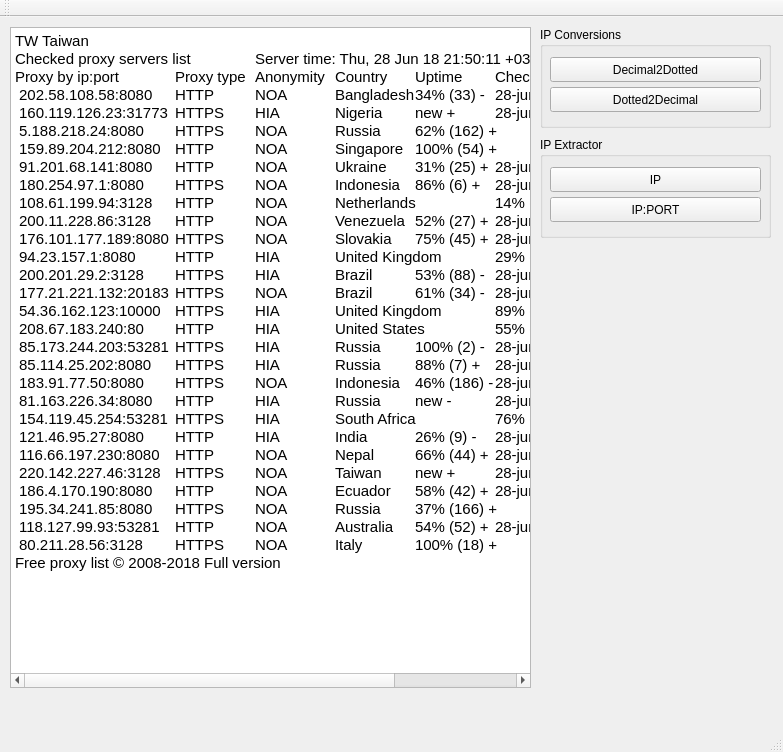
First picture: the form in mainwindow.ui, repository caffedrine/IPAddressTool, before the edit.
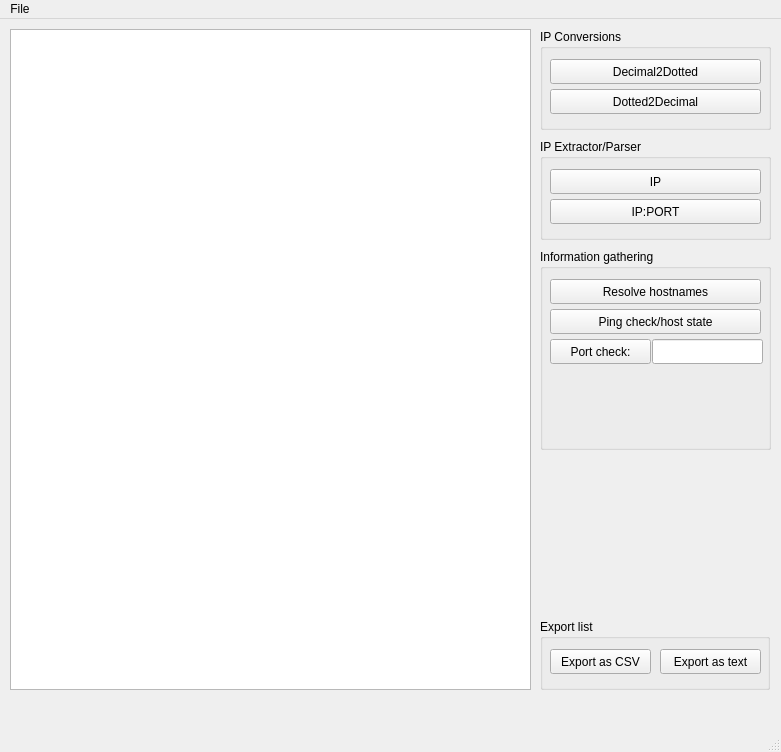
Second picture: the form after the edit.

Commit message: updated to resolve hostnames

Diff of the .ui file:
```diff
--- a/mainwindow.ui
+++ b/mainwindow.ui
@@ -2,11 +2,14 @@
 <ui version="4.0">
  <class>MainWindow</class>
  <widget class="QMainWindow" name="MainWindow">
+  <property name="enabled">
+   <bool>true</bool>
+  </property>
   <property name="geometry">
    <rect>
     <x>0</x>
     <y>0</y>
-    <width>783</width>
+    <width>781</width>
     <height>752</height>
    </rect>
   </property>
@@ -34,36 +37,7 @@
 &lt;html&gt;&lt;head&gt;&lt;meta name=&quot;qrichtext&quot; content=&quot;1&quot; /&gt;&lt;style type=&quot;text/css&quot;&gt;
 p, li { white-space: pre-wrap; }
 &lt;/style&gt;&lt;/head&gt;&lt;body style=&quot; font-family:'Ubuntu'; font-size:11pt; font-weight:400; font-style:normal;&quot;&gt;
-&lt;p style=&quot; margin-top:0px; margin-bottom:0px; margin-left:0px; margin-right:0px; -qt-block-indent:0; text-indent:0px;&quot;&gt;TW Taiwan&lt;/p&gt;
-&lt;p style=&quot; margin-top:0px; margin-bottom:0px; margin-left:0px; margin-right:0px; -qt-block-indent:0; text-indent:0px;&quot;&gt;Checked proxy servers list	Server time: Thu, 28 Jun 18 21:50:11 +0300&lt;/p&gt;
-&lt;p style=&quot; margin-top:0px; margin-bottom:0px; margin-left:0px; margin-right:0px; -qt-block-indent:0; text-indent:0px;&quot;&gt;Proxy by ip:port	Proxy type	Anonymity	Country	Uptime	Check date&lt;/p&gt;
-&lt;p style=&quot; margin-top:0px; margin-bottom:0px; margin-left:0px; margin-right:0px; -qt-block-indent:0; text-indent:0px;&quot;&gt; 202.58.108.58:8080	HTTP	NOA	Bangladesh	34% (33) -	28-jun-2018 21:46&lt;/p&gt;
-&lt;p style=&quot; margin-top:0px; margin-bottom:0px; margin-left:0px; margin-right:0px; -qt-block-indent:0; text-indent:0px;&quot;&gt; 160.119.126.23:31773	HTTPS	HIA	Nigeria	new +	28-jun-2018 21:46&lt;/p&gt;
-&lt;p style=&quot; margin-top:0px; margin-bottom:0px; margin-left:0px; margin-right:0px; -qt-block-indent:0; text-indent:0px;&quot;&gt; 5.188.218.24:8080	HTTPS	NOA	Russia	62% (162) +	28-jun-2018 21:45&lt;/p&gt;
-&lt;p style=&quot; margin-top:0px; margin-bottom:0px; margin-left:0px; margin-right:0px; -qt-block-indent:0; text-indent:0px;&quot;&gt; 159.89.204.212:8080	HTTP	NOA	Singapore	100% (54) +	28-jun-2018 21:44&lt;/p&gt;
-&lt;p style=&quot; margin-top:0px; margin-bottom:0px; margin-left:0px; margin-right:0px; -qt-block-indent:0; text-indent:0px;&quot;&gt; 91.201.68.141:8080	HTTP	NOA	Ukraine	31% (25) +	28-jun-2018 21:43&lt;/p&gt;
-&lt;p style=&quot; margin-top:0px; margin-bottom:0px; margin-left:0px; margin-right:0px; -qt-block-indent:0; text-indent:0px;&quot;&gt; 180.254.97.1:8080	HTTPS	NOA	Indonesia	86% (6) +	28-jun-2018 21:43&lt;/p&gt;
-&lt;p style=&quot; margin-top:0px; margin-bottom:0px; margin-left:0px; margin-right:0px; -qt-block-indent:0; text-indent:0px;&quot;&gt; 108.61.199.94:3128	HTTP	NOA	Netherlands	14% (4) -	28-jun-2018 21:41&lt;/p&gt;
-&lt;p style=&quot; margin-top:0px; margin-bottom:0px; margin-left:0px; margin-right:0px; -qt-block-indent:0; text-indent:0px;&quot;&gt; 200.11.228.86:3128	HTTP	NOA	Venezuela	52% (27) +	28-jun-2018 21:41&lt;/p&gt;
-&lt;p style=&quot; margin-top:0px; margin-bottom:0px; margin-left:0px; margin-right:0px; -qt-block-indent:0; text-indent:0px;&quot;&gt; 176.101.177.189:8080	HTTPS	NOA	Slovakia	75% (45) +	28-jun-2018 21:41&lt;/p&gt;
-&lt;p style=&quot; margin-top:0px; margin-bottom:0px; margin-left:0px; margin-right:0px; -qt-block-indent:0; text-indent:0px;&quot;&gt; 94.23.157.1:8080	HTTP	HIA	United Kingdom	29% (143) -	28-jun-2018 21:40&lt;/p&gt;
-&lt;p style=&quot; margin-top:0px; margin-bottom:0px; margin-left:0px; margin-right:0px; -qt-block-indent:0; text-indent:0px;&quot;&gt; 200.201.29.2:3128	HTTPS	HIA	Brazil	53% (88) -	28-jun-2018 21:39&lt;/p&gt;
-&lt;p style=&quot; margin-top:0px; margin-bottom:0px; margin-left:0px; margin-right:0px; -qt-block-indent:0; text-indent:0px;&quot;&gt; 177.21.221.132:20183	HTTPS	NOA	Brazil	61% (34) -	28-jun-2018 21:37&lt;/p&gt;
-&lt;p style=&quot; margin-top:0px; margin-bottom:0px; margin-left:0px; margin-right:0px; -qt-block-indent:0; text-indent:0px;&quot;&gt; 54.36.162.123:10000	HTTPS	HIA	United Kingdom	89% (24) +	28-jun-2018 21:37&lt;/p&gt;
-&lt;p style=&quot; margin-top:0px; margin-bottom:0px; margin-left:0px; margin-right:0px; -qt-block-indent:0; text-indent:0px;&quot;&gt; 208.67.183.240:80	HTTP	HIA	United States	55% (22) -	28-jun-2018 21:37&lt;/p&gt;
-&lt;p style=&quot; margin-top:0px; margin-bottom:0px; margin-left:0px; margin-right:0px; -qt-block-indent:0; text-indent:0px;&quot;&gt; 85.173.244.203:53281	HTTPS	HIA	Russia	100% (2) -	28-jun-2018 21:35&lt;/p&gt;
-&lt;p style=&quot; margin-top:0px; margin-bottom:0px; margin-left:0px; margin-right:0px; -qt-block-indent:0; text-indent:0px;&quot;&gt; 85.114.25.202:8080	HTTPS	HIA	Russia	88% (7) +	28-jun-2018 21:35&lt;/p&gt;
-&lt;p style=&quot; margin-top:0px; margin-bottom:0px; margin-left:0px; margin-right:0px; -qt-block-indent:0; text-indent:0px;&quot;&gt; 183.91.77.50:8080	HTTPS	NOA	Indonesia	46% (186) -	28-jun-2018 21:34&lt;/p&gt;
-&lt;p style=&quot; margin-top:0px; margin-bottom:0px; margin-left:0px; margin-right:0px; -qt-block-indent:0; text-indent:0px;&quot;&gt; 81.163.226.34:8080	HTTP	HIA	Russia	new -	28-jun-2018 21:34&lt;/p&gt;
-&lt;p style=&quot; margin-top:0px; margin-bottom:0px; margin-left:0px; margin-right:0px; -qt-block-indent:0; text-indent:0px;&quot;&gt; 154.119.45.254:53281	HTTPS	HIA	South Africa	76% (57) -	28-jun-2018 21:33&lt;/p&gt;
-&lt;p style=&quot; margin-top:0px; margin-bottom:0px; margin-left:0px; margin-right:0px; -qt-block-indent:0; text-indent:0px;&quot;&gt; 121.46.95.27:8080	HTTP	HIA	India	26% (9) -	28-jun-2018 21:33&lt;/p&gt;
-&lt;p style=&quot; margin-top:0px; margin-bottom:0px; margin-left:0px; margin-right:0px; -qt-block-indent:0; text-indent:0px;&quot;&gt; 116.66.197.230:8080	HTTP	NOA	Nepal	66% (44) +	28-jun-2018 21:32&lt;/p&gt;
-&lt;p style=&quot; margin-top:0px; margin-bottom:0px; margin-left:0px; margin-right:0px; -qt-block-indent:0; text-indent:0px;&quot;&gt; 220.142.227.46:3128	HTTPS	NOA	Taiwan	new +	28-jun-2018 21:32&lt;/p&gt;
-&lt;p style=&quot; margin-top:0px; margin-bottom:0px; margin-left:0px; margin-right:0px; -qt-block-indent:0; text-indent:0px;&quot;&gt; 186.4.170.190:8080	HTTP	NOA	Ecuador	58% (42) +	28-jun-2018 21:31&lt;/p&gt;
-&lt;p style=&quot; margin-top:0px; margin-bottom:0px; margin-left:0px; margin-right:0px; -qt-block-indent:0; text-indent:0px;&quot;&gt; 195.34.241.85:8080	HTTPS	NOA	Russia	37% (166) +	28-jun-2018 21:31&lt;/p&gt;
-&lt;p style=&quot; margin-top:0px; margin-bottom:0px; margin-left:0px; margin-right:0px; -qt-block-indent:0; text-indent:0px;&quot;&gt; 118.127.99.93:53281	HTTP	NOA	Australia	54% (52) +	28-jun-2018 21:31&lt;/p&gt;
-&lt;p style=&quot; margin-top:0px; margin-bottom:0px; margin-left:0px; margin-right:0px; -qt-block-indent:0; text-indent:0px;&quot;&gt; 80.211.28.56:3128	HTTPS	NOA	Italy	100% (18) +	28-jun-2018 21:31&lt;/p&gt;
-&lt;p style=&quot; margin-top:0px; margin-bottom:0px; margin-left:0px; margin-right:0px; -qt-block-indent:0; text-indent:0px;&quot;&gt;Free proxy list © 2008-2018 Full version	&lt;/p&gt;&lt;/body&gt;&lt;/html&gt;</string>
+&lt;p style=&quot;-qt-paragraph-type:empty; margin-top:0px; margin-bottom:0px; margin-left:0px; margin-right:0px; -qt-block-indent:0; text-indent:0px;&quot;&gt;&lt;br /&gt;&lt;/p&gt;&lt;/body&gt;&lt;/html&gt;</string>
     </property>
    </widget>
    <widget class="QGroupBox" name="groupBox_IP_Conversions">
@@ -115,7 +89,7 @@
      </rect>
     </property>
     <property name="title">
-     <string>IP Extractor</string>
+     <string>IP Extractor/Parser</string>
     </property>
     <widget class="QPushButton" name="pushButton_IP_Extractor">
      <property name="geometry">
@@ -144,24 +118,124 @@
      </property>
     </widget>
    </widget>
+   <widget class="QGroupBox" name="groupBox_informationGathering">
+    <property name="geometry">
+     <rect>
+      <x>540</x>
+      <y>230</y>
+      <width>231</width>
+      <height>201</height>
+     </rect>
+    </property>
+    <property name="title">
+     <string>Information gathering</string>
+    </property>
+    <widget class="QPushButton" name="pushButton_ResolveHostnames">
+     <property name="geometry">
+      <rect>
+       <x>10</x>
+       <y>30</y>
+       <width>211</width>
+       <height>25</height>
+      </rect>
+     </property>
+     <property name="text">
+      <string>Resolve hostnames</string>
+     </property>
+    </widget>
+    <widget class="QPushButton" name="pushButton_PingCheck">
+     <property name="geometry">
+      <rect>
+       <x>10</x>
+       <y>60</y>
+       <width>211</width>
+       <height>25</height>
+      </rect>
+     </property>
+     <property name="text">
+      <string>Ping check/host state</string>
+     </property>
+    </widget>
+    <widget class="QPushButton" name="pushButton_CheckPortState">
+     <property name="geometry">
+      <rect>
+       <x>10</x>
+       <y>90</y>
+       <width>101</width>
+       <height>25</height>
+      </rect>
+     </property>
+     <property name="text">
+      <string>Port check:</string>
+     </property>
+    </widget>
+    <widget class="QLineEdit" name="lineEdit_PortToBeChecked">
+     <property name="geometry">
+      <rect>
+       <x>112</x>
+       <y>90</y>
+       <width>111</width>
+       <height>25</height>
+      </rect>
+     </property>
+    </widget>
+   </widget>
+   <widget class="QGroupBox" name="groupBox">
+    <property name="geometry">
+     <rect>
+      <x>540</x>
+      <y>600</y>
+      <width>230</width>
+      <height>71</height>
+     </rect>
+    </property>
+    <property name="title">
+     <string>Export list</string>
+    </property>
+    <widget class="QPushButton" name="pushButton_ExportCSV">
+     <property name="geometry">
+      <rect>
+       <x>10</x>
+       <y>30</y>
+       <width>101</width>
+       <height>25</height>
+      </rect>
+     </property>
+     <property name="text">
+      <string>Export as CSV</string>
+     </property>
+    </widget>
+    <widget class="QPushButton" name="pushButton_ExportText">
+     <property name="geometry">
+      <rect>
+       <x>120</x>
+       <y>30</y>
+       <width>101</width>
+       <height>25</height>
+      </rect>
+     </property>
+     <property name="text">
+      <string>Export as text</string>
+     </property>
+    </widget>
+   </widget>
   </widget>
   <widget class="QMenuBar" name="menuBar">
    <property name="geometry">
     <rect>
      <x>0</x>
      <y>0</y>
-     <width>783</width>
+     <width>781</width>
      <height>22</height>
     </rect>
    </property>
-  </widget>
-  <widget class="QToolBar" name="mainToolBar">
-   <attribute name="toolBarArea">
-    <enum>TopToolBarArea</enum>
-   </attribute>
-   <attribute name="toolBarBreak">
-    <bool>false</bool>
-   </attribute>
+   <widget class="QMenu" name="menuFile">
+    <property name="title">
+     <string>File</string>
+    </property>
+    <addaction name="actionExit"/>
+   </widget>
+   <addaction name="menuFile"/>
   </widget>
   <widget class="QStatusBar" name="statusBar"/>
  </widget>
```
Left out of the diff: 5 changed lines with no effect on the pictures. The commit also changes 6 other files.
